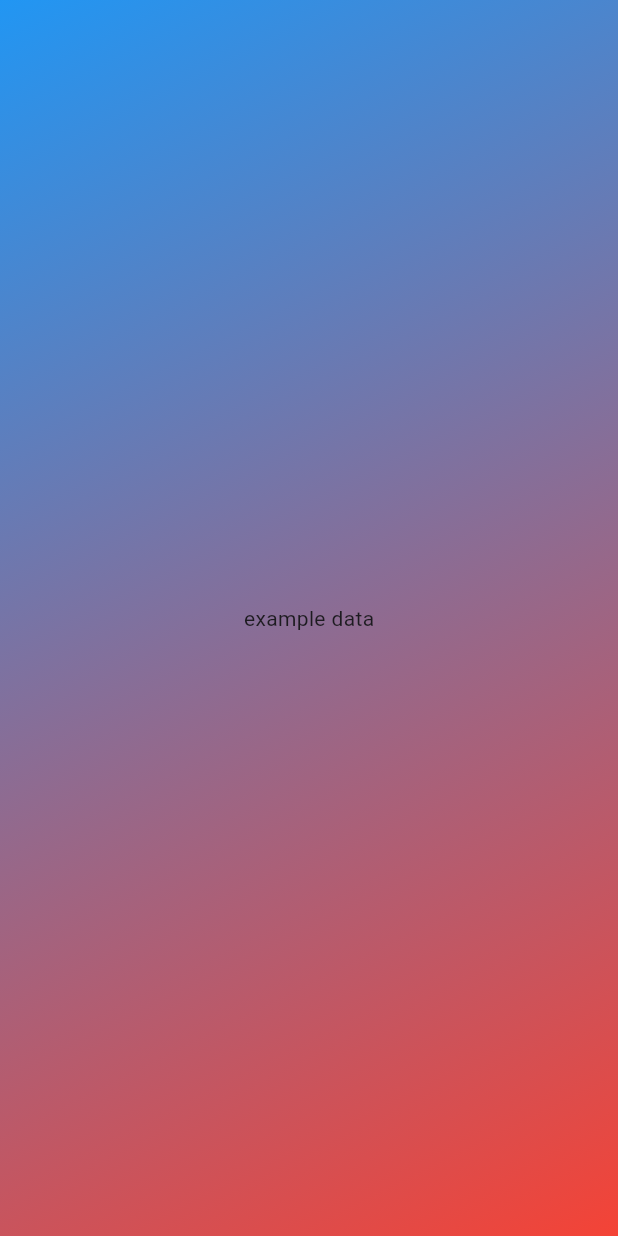
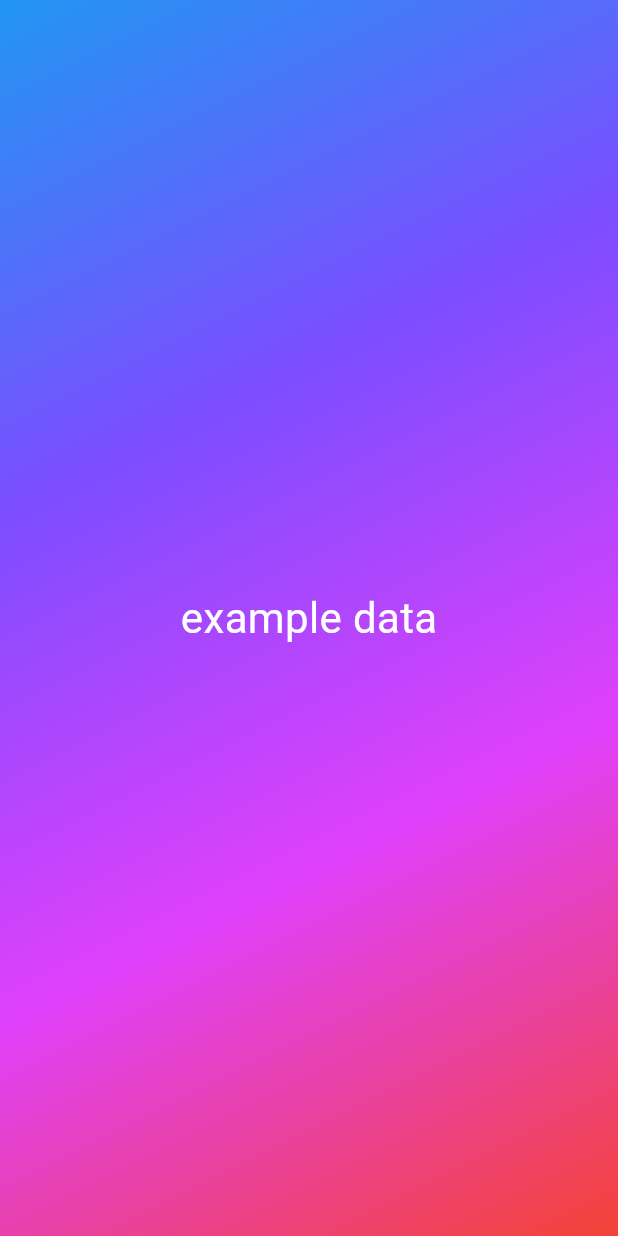
Before and after one commit to MateuszWisniewskii/Roll-a-Dice-App, a Flutter app: the screen it shows after launch, on a phone screen of 412 x 824 dp. Run offline on Flutter 3.47's test engine with Material 3 defaults, Android fonts, the light colour scheme and no system bars.

Commit message:
Separating parts of code into separate files

```diff
--- /dev/null
+++ b/lib/gradient_container.dart
@@ -0,0 +1,28 @@
+import 'package:flutter/material.dart';
+
+class GradientContainer extends StatelessWidget {
+  GradientContainer({key}): super(key: key); // or GradientContaainer({super.key})
+  @override
+  Widget build(context) {
+    return Container(
+      decoration: const BoxDecoration(
+        gradient: LinearGradient(
+          begin: Alignment.topLeft,
+          end: Alignment.bottomRight,
+          colors: [
+            Colors.blue,
+            Colors.deepPurpleAccent,
+            Colors.purpleAccent,
+            Colors.red,
+          ],
+        ),
+      ),
+      child: Center(
+        child: Text(
+          "example data",
+          style: TextStyle(color: Colors.white, fontSize: 28),
+        ),
+      ),
+    );
+  }
+}
--- a/lib/main.dart
+++ b/lib/main.dart
@@ -1,20 +1,13 @@
 import 'package:flutter/material.dart';
+
+import 'package:roll_a_dice_app/gradient_container.dart';
 
 void main() {
   runApp(
     MaterialApp(
       home: Scaffold(
         backgroundColor: Colors.indigoAccent,
-        body: Container(
-          decoration: BoxDecoration(
-            gradient: LinearGradient(
-              begin: Alignment.topLeft,
-              end: Alignment.bottomRight,
-              colors: [Colors.blue, Colors.red],
-            ),
-          ),
-          child: Center(child: Text("example data")),
-        ),
+        body: GradientContainer(),
       ),
     ),
   );
```
